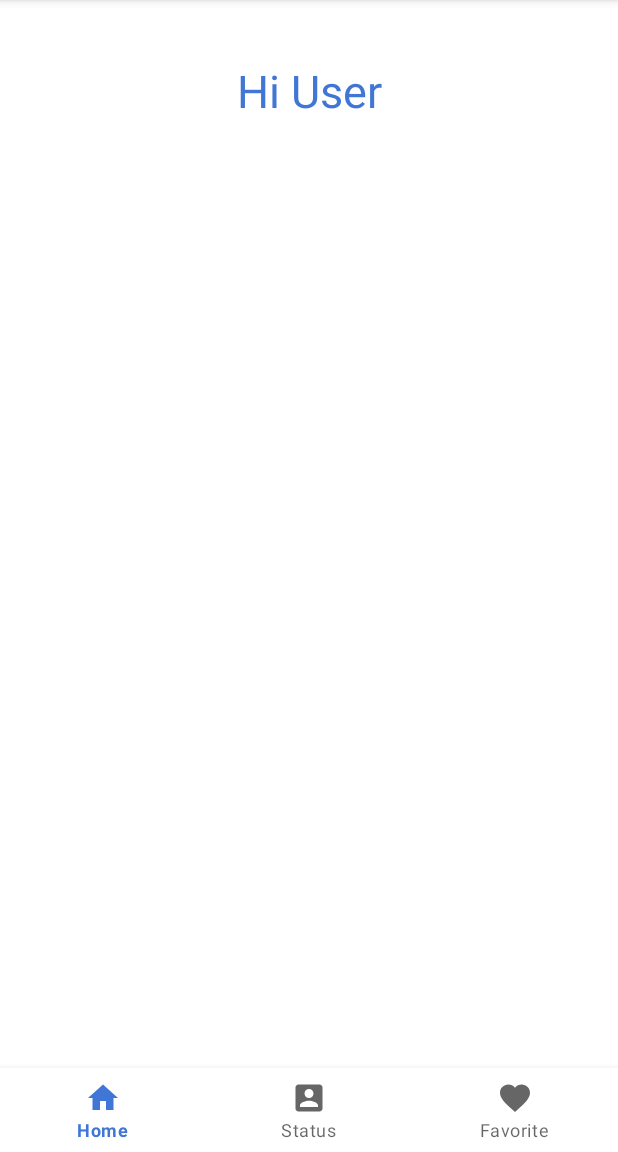
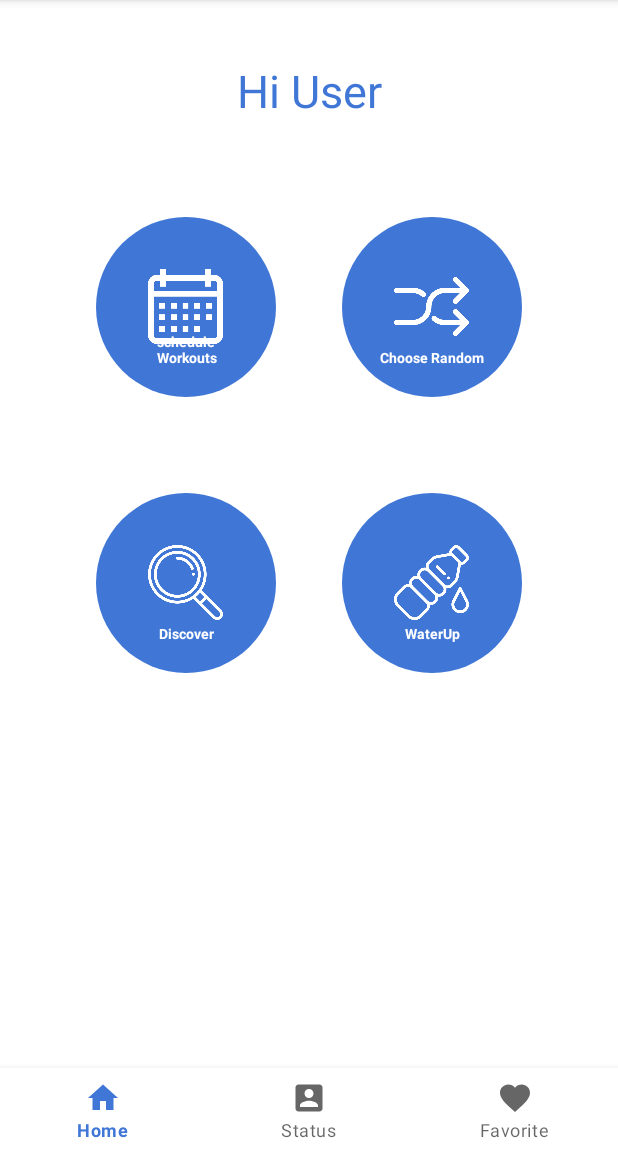
Before and after one commit to LiranFain22/FitUp, an Android app: the screen it shows after launch once a user with an empty profile is signed in (MainActivity), on a phone screen of 412 x 824 dp, the part 84-1236 px from its top. Run offline under Robolectric (Android 15) with nearby library versions, the phone set to English and light mode, and no system bars; our stand-ins replace Firebase (no records; nobody signed in at launch, a user with empty details on screens opened directly).

Commit message:
fitUp - work in progess

```diff
--- a/app/build.gradle
+++ b/app/build.gradle
@@ -24,6 +24,12 @@ android {
 }
 
 dependencies {
+    def nav_version = "2.3.0"
+
+    // Java language implementation
+    implementation "androidx.navigation:navigation-fragment:$nav_version"
+    implementation "androidx.navigation:navigation-ui:$nav_version"
+
     implementation fileTree(dir: "libs", include: ["*.jar"])
     implementation 'androidx.appcompat:appcompat:1.2.0'
     implementation 'com.google.android.material:material:1.2.1'
--- /dev/null
+++ b/app/src/main/res/drawable/background_ic_shape_circle.xml
@@ -0,0 +1,9 @@
+<?xml version="1.0" encoding="utf-8"?>
+<shape xmlns:android="http://schemas.android.com/apk/res/android"
+    android:shape="oval">
+    <solid android:color="@color/colorPrimary" />
+    <corners android:bottomRightRadius="18dp"
+        android:bottomLeftRadius="18dp"
+        android:topRightRadius="18dp"
+        android:topLeftRadius="18dp"/>
+</shape>
--- a/app/src/main/res/layout/fragment_home.xml
+++ b/app/src/main/res/layout/fragment_home.xml
@@ -19,6 +19,126 @@
         app:layout_constraintStart_toStartOf="parent"
         app:layout_constraintTop_toTopOf="parent" />
 
+    <RelativeLayout
+        android:id="@+id/Fragment_home_LAY__scheduleWorkouts"
+        android:layout_width="120dp"
+        android:layout_height="120dp"
+        android:layout_marginStart="64dp"
+        android:layout_marginTop="64dp"
+        app:layout_constraintStart_toStartOf="parent"
+        android:padding="20dp"
+        app:layout_constraintTop_toBottomOf="@+id/Fragment_home_userTitle"
+        android:background="@drawable/background_ic_shape_circle">
+
+        <ImageView
+            android:id="@+id/Fragment_home_scheduleWorkouts"
+            android:layout_width="50dp"
+            android:layout_height="50dp"
+            android:layout_centerHorizontal="true"
+            android:layout_centerVertical="true"
+            android:src="@drawable/ic_calendar" />
+
+        <TextView
+            android:layout_width="match_parent"
+            android:layout_height="wrap_content"
+            android:layout_alignBottom="@+id/Fragment_home_scheduleWorkouts"
+            android:layout_alignParentBottom="true"
+            android:text="schedule Workouts"
+            android:textAlignment="center"
+            android:textColor="#FFFFFF"
+            android:textSize="9sp"
+            android:textStyle="bold" />
+    </RelativeLayout>
+
+    <RelativeLayout
+        android:id="@+id/Fragment_home_LAY__chooseRandom"
+        android:layout_width="120dp"
+        android:layout_height="120dp"
+        android:padding="20dp"
+        android:layout_marginTop="64dp"
+        android:layout_marginEnd="64dp"
+        app:layout_constraintEnd_toEndOf="parent"
+        app:layout_constraintTop_toBottomOf="@+id/Fragment_home_userTitle"
+        android:background="@drawable/background_ic_shape_circle">
+
+        <ImageView
+            android:id="@+id/Fragment_home_chooseRandom"
+            android:layout_width="50dp"
+            android:layout_height="50dp"
+            android:layout_centerHorizontal="true"
+            android:layout_centerVertical="true"
+            android:src="@drawable/ic_chooserandom" />
+
+        <TextView
+            android:layout_width="match_parent"
+            android:layout_height="wrap_content"
+            android:layout_alignParentBottom="true"
+            android:text="Choose Random"
+            android:textAlignment="center"
+            android:textColor="#FFFFFF"
+            android:textSize="9sp"
+            android:textStyle="bold" />
+    </RelativeLayout>
+
+    <RelativeLayout
+        android:id="@+id/Fragment_home_LAY__discover"
+        android:layout_width="120dp"
+        android:layout_height="120dp"
+        android:padding="20dp"
+        android:layout_marginStart="64dp"
+        android:layout_marginTop="64dp"
+        app:layout_constraintStart_toStartOf="parent"
+        app:layout_constraintTop_toBottomOf="@+id/Fragment_home_LAY__scheduleWorkouts"
+        android:background="@drawable/background_ic_shape_circle">
+
+        <ImageView
+            android:id="@+id/Fragment_home_discover"
+            android:layout_width="50dp"
+            android:layout_height="50dp"
+            android:layout_centerHorizontal="true"
+            android:layout_centerVertical="true"
+            android:src="@drawable/ic_discover" />
+
+        <TextView
+            android:layout_width="match_parent"
+            android:layout_height="wrap_content"
+            android:layout_alignParentBottom="true"
+            android:text="Discover"
+            android:textAlignment="center"
+            android:textColor="#FFFFFF"
+            android:textSize="9sp"
+            android:textStyle="bold" />
+    </RelativeLayout>
+
+    <RelativeLayout
+        android:id="@+id/Fragment_home_LAY__waterUp"
+        android:layout_width="120dp"
+        android:layout_height="120dp"
+        android:padding="20dp"
+        android:layout_marginTop="64dp"
+        android:layout_marginEnd="64dp"
+        app:layout_constraintEnd_toEndOf="parent"
+        app:layout_constraintTop_toBottomOf="@+id/Fragment_home_LAY__chooseRandom"
+        android:background="@drawable/background_ic_shape_circle">
+
+        <ImageView
+            android:id="@+id/Fragment_home_waterUp"
+            android:layout_width="50dp"
+            android:layout_height="50dp"
+            android:layout_centerHorizontal="true"
+            android:layout_centerVertical="true"
+            android:src="@drawable/ic_waterup" />
+
+        <TextView
+            android:layout_width="match_parent"
+            android:layout_height="wrap_content"
+            android:layout_alignParentBottom="true"
+            android:text="WaterUp"
+            android:textAlignment="center"
+            android:textColor="#FFFFFF"
+            android:textSize="9sp"
+            android:textStyle="bold" />
+    </RelativeLayout>
 
 
 </androidx.constraintlayout.widget.ConstraintLayout>
```
Also changed, not shown: app/src/main/res/drawable/ic_calendar.png (added), app/src/main/res/drawable/ic_chooserandom.png (added), app/src/main/res/drawable/ic_discover.png (added), app/src/main/res/drawable/ic_waterup.png (added).
